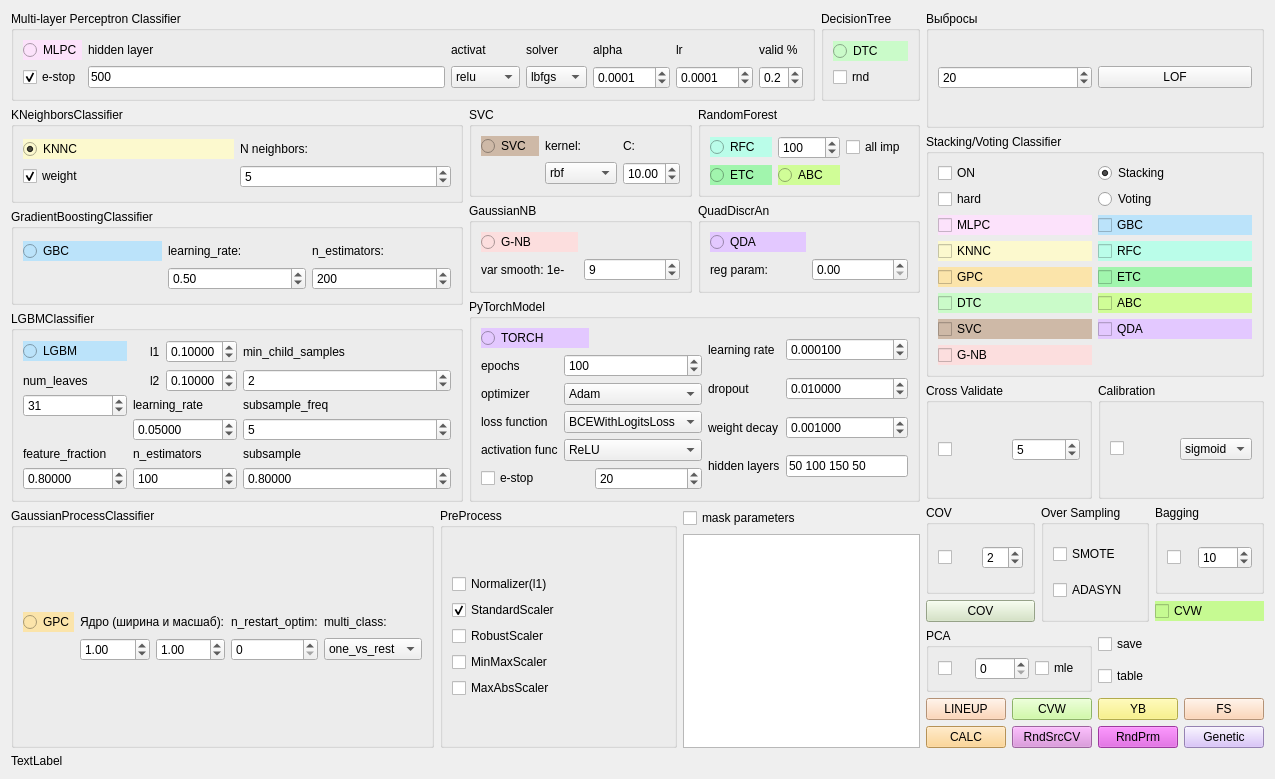
Above: qt/classifier_form.ui from idergunoff/geovel_1.0 before the change. Below: the same form after it.
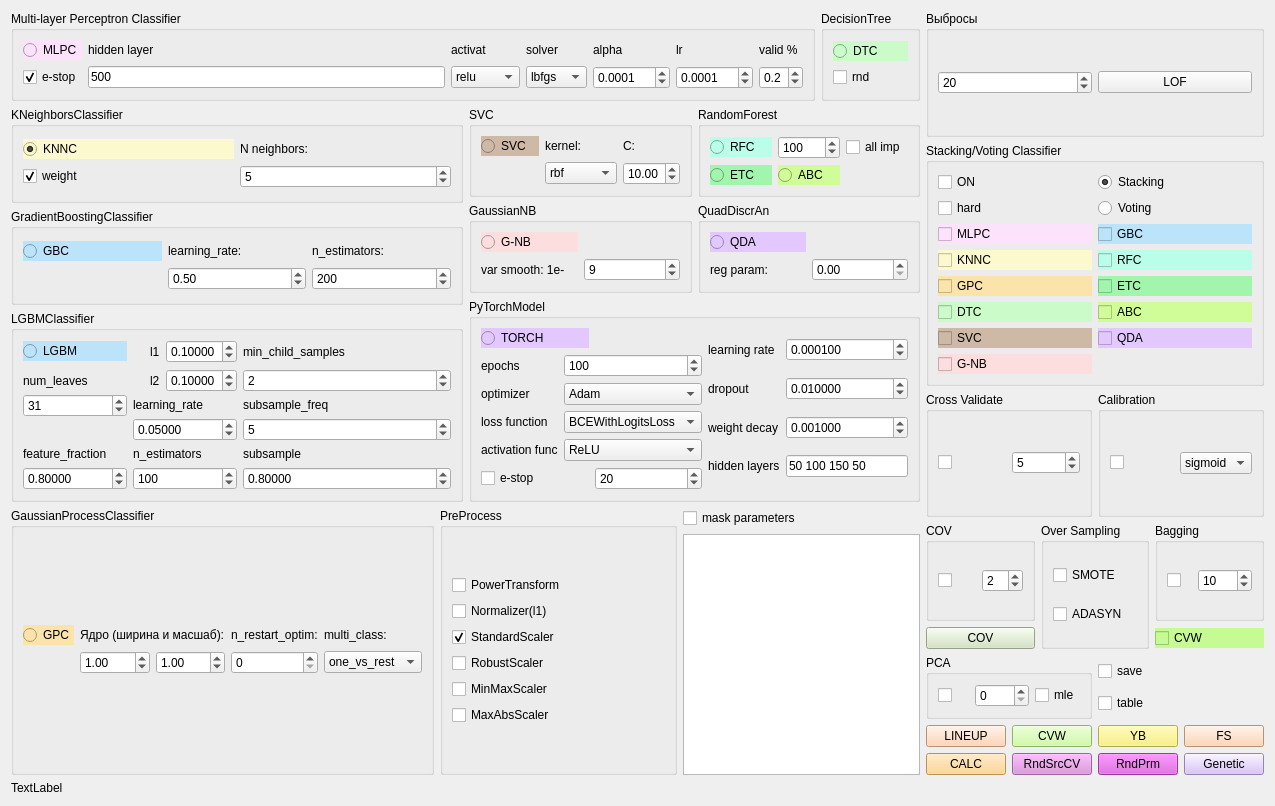
That is the form after the change.

Commit message: PowerTransformer for classification and Geochem

```diff
--- a/qt/classifier_form.ui
+++ b/qt/classifier_form.ui
@@ -7,7 +7,7 @@
     <x>0</x>
     <y>0</y>
     <width>1275</width>
-    <height>779</height>
+    <height>806</height>
    </rect>
   </property>
   <property name="windowTitle">
@@ -1623,21 +1623,14 @@
            <layout class="QGridLayout" name="gridLayout_36">
             <item row="0" column="0">
              <layout class="QGridLayout" name="gridLayout_30">
-              <item row="2" column="0">
-               <widget class="QCheckBox" name="checkBox_robscaler">
-                <property name="text">
-                 <string>RobustScaler</string>
-                </property>
-               </widget>
-              </item>
-              <item row="4" column="0">
+              <item row="5" column="0">
                <widget class="QCheckBox" name="checkBox_mxabsscaler">
                 <property name="text">
                  <string>MaxAbsScaler</string>
                 </property>
                </widget>
               </item>
-              <item row="1" column="0">
+              <item row="2" column="0">
                <widget class="QCheckBox" name="checkBox_stdscaler">
                 <property name="text">
                  <string>StandardScaler</string>
@@ -1647,20 +1640,34 @@
                 </property>
                </widget>
               </item>
-              <item row="3" column="0">
+              <item row="4" column="0">
                <widget class="QCheckBox" name="checkBox_mnmxscaler">
                 <property name="text">
                  <string>MinMaxScaler</string>
                 </property>
                </widget>
               </item>
-              <item row="0" column="0">
+              <item row="1" column="0">
                <widget class="QCheckBox" name="checkBox_norm_l1">
                 <property name="text">
                  <string>Normalizer(l1)</string>
                 </property>
                </widget>
               </item>
+              <item row="3" column="0">
+               <widget class="QCheckBox" name="checkBox_robscaler">
+                <property name="text">
+                 <string>RobustScaler</string>
+                </property>
+               </widget>
+              </item>
+              <item row="0" column="0">
+               <widget class="QCheckBox" name="checkBox_power_trans">
+                <property name="text">
+                 <string>PowerTransform</string>
+                </property>
+               </widget>
+              </item>
              </layout>
             </item>
            </layout>
```
Left out of the diff: 2 changed lines with no effect on the pictures. The commit also changes 6 other files.
